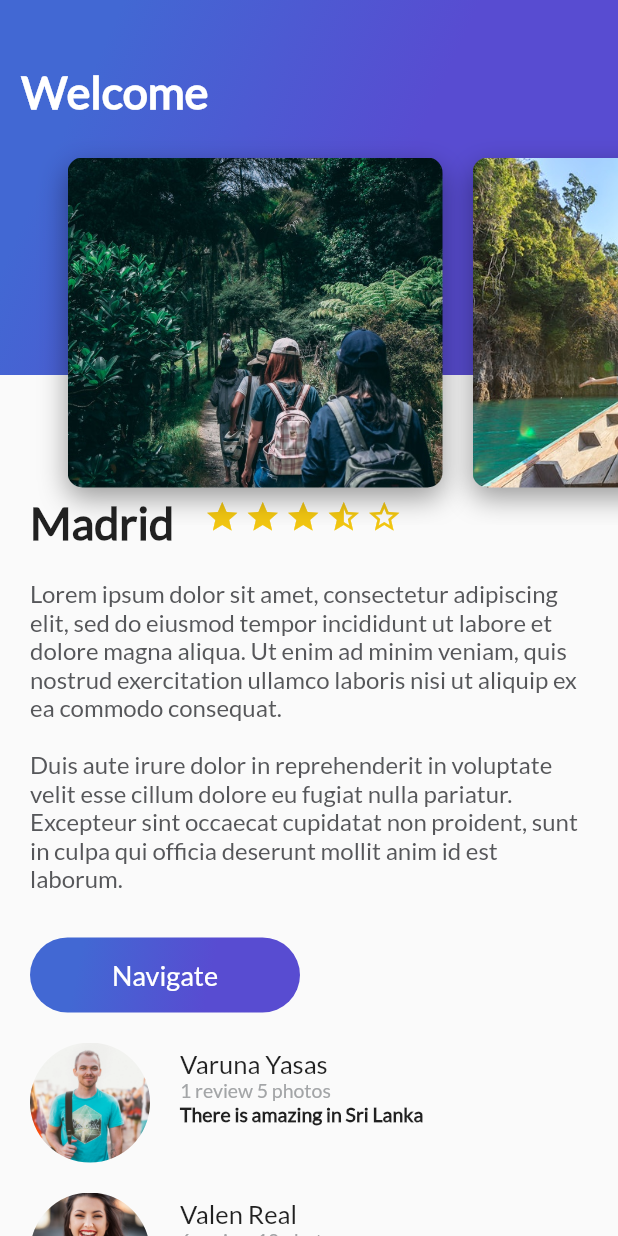
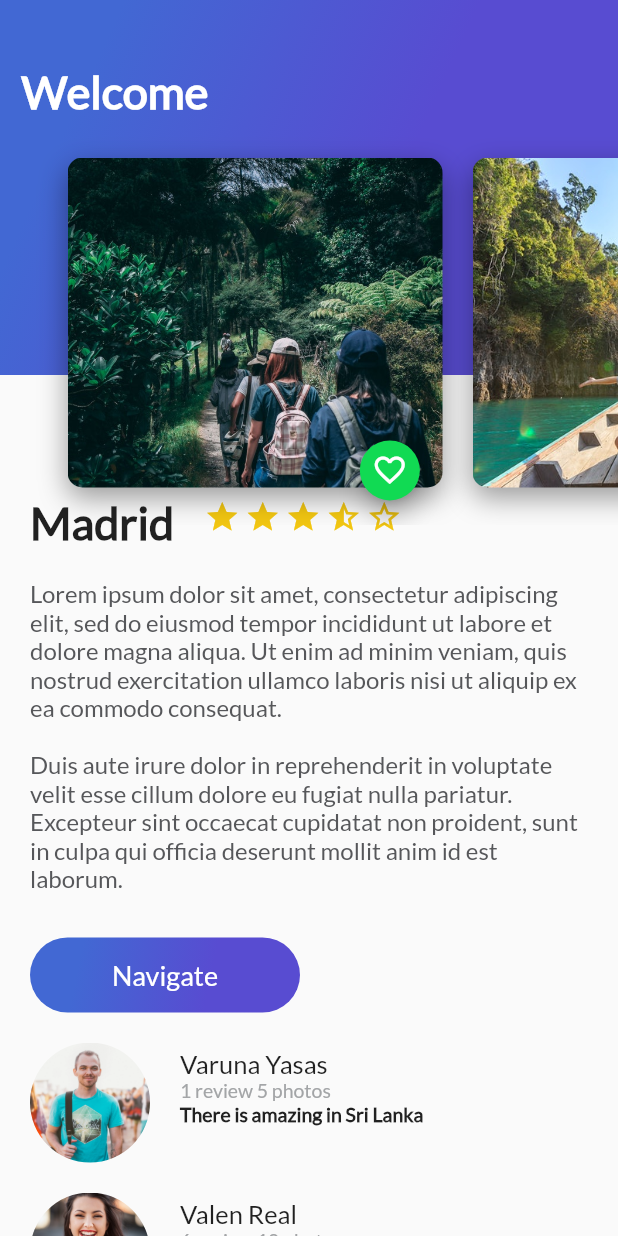
Before and after one commit to GregoryInnovo/trip_app, a Flutter app: the screen it shows after launch, on a phone screen of 412 x 824 dp. Run offline on Flutter 3.47's test engine with Material 2 defaults, Android fonts, the phone set to English and light mode, and no system bars.

Commit message:
floating action button with statefull widget

```diff
--- a/lib/card_image.dart
+++ b/lib/card_image.dart
@@ -1,4 +1,5 @@
 import 'package:flutter/material.dart';
+import 'floating_action_button_green.dart';
 
 class CardImage extends StatelessWidget {
   String pathImage = "assets/img/place_1.jpg";
@@ -24,6 +25,9 @@ class CardImage extends StatelessWidget {
           ]),
     );
 
-    return card;
+    return Stack(alignment: const Alignment(0.9, 1.1), children: <Widget>[
+      card,
+      FloatingActionButtonGreen(),
+    ]);
   }
 }
--- /dev/null
+++ b/lib/floating_action_button_green.dart
@@ -0,0 +1,27 @@
+import 'package:flutter/material.dart';
+
+class FloatingActionButtonGreen extends StatefulWidget {
+  @override
+  State<StatefulWidget> createState() {
+    return _FloatingActionButtonGreen();
+  }
+}
+
+class _FloatingActionButtonGreen extends State<FloatingActionButtonGreen> {
+  void onPressedFav() {
+    ScaffoldMessenger.of(context)
+        .showSnackBar(const SnackBar(content: Text("Add to favorites")));
+  }
+
+  @override
+  Widget build(BuildContext context) {
+    return FloatingActionButton(
+        backgroundColor: Color(0xFF11DA53),
+        mini: true,
+        tooltip: "Fav",
+        onPressed: onPressedFav,
+        child: Icon(
+          Icons.favorite_border,
+        ));
+  }
+}
```
